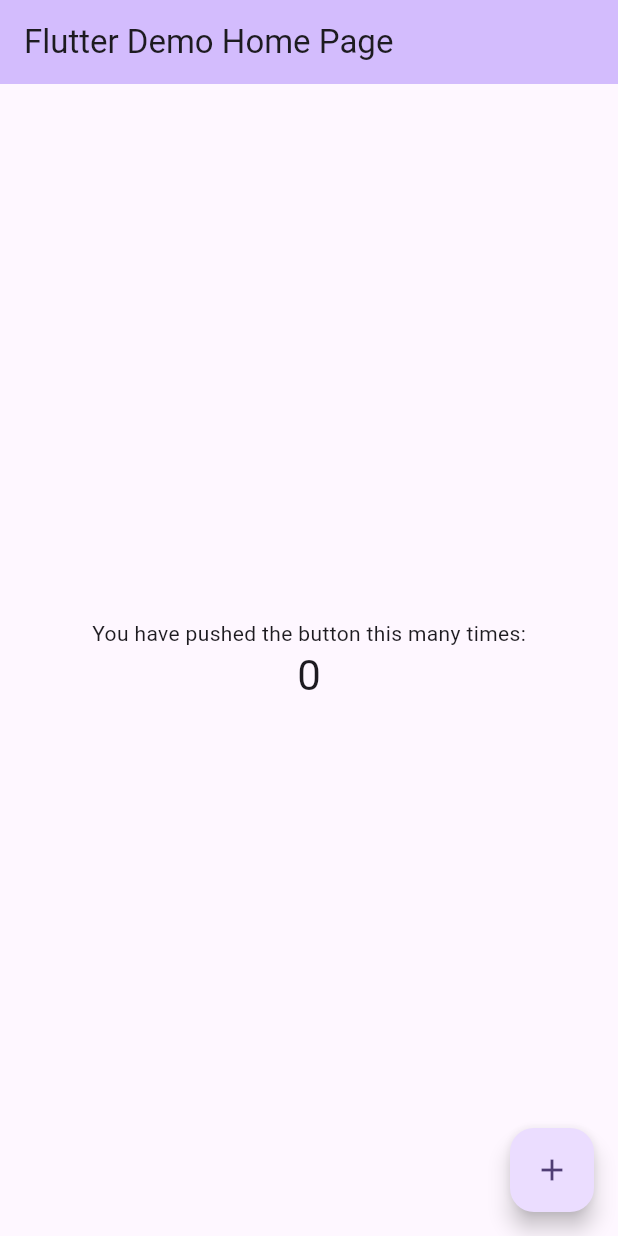
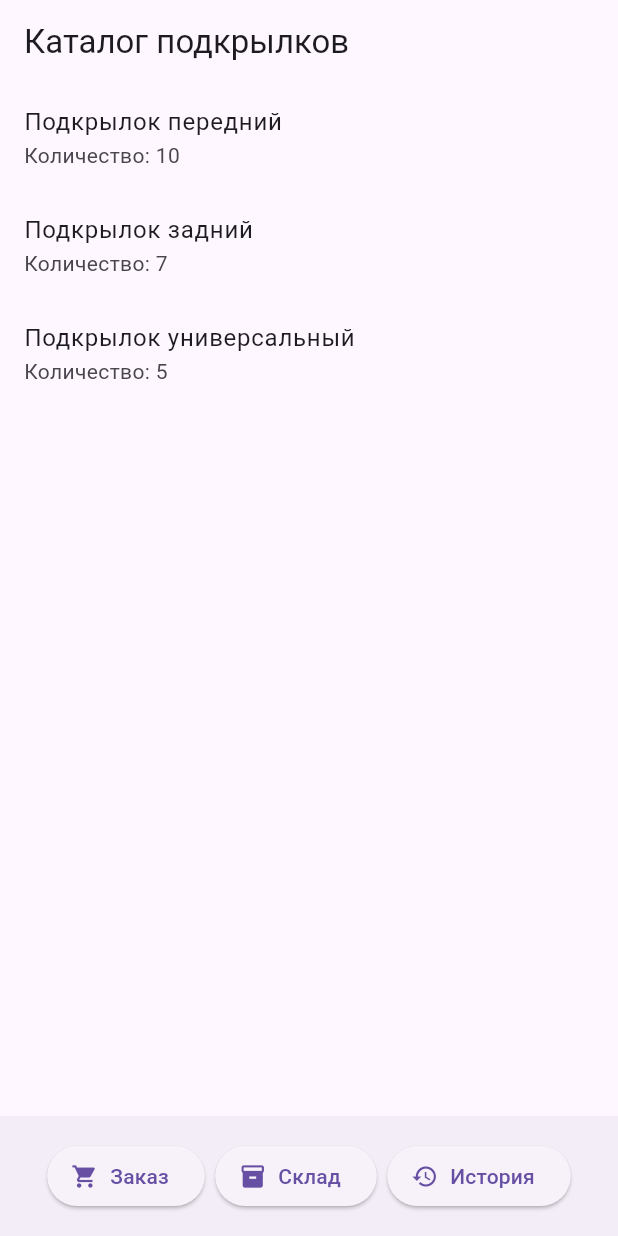
Before and after one commit to Rarmash/RKMP_Prac6, a Flutter app: the screen it shows after launch, on a phone screen of 412 x 824 dp. Run offline on Flutter 3.47's test engine with Material 3 defaults, Android fonts, the phone set to English and light mode, and no system bars.

Commit message:
Состояние практики 5

```diff
--- /dev/null
+++ b/lib/features/winglets/models/product.dart
@@ -0,0 +1,20 @@
+class Product {
+  final int id;
+  String name;
+  int quantity;
+
+  Product({
+    required this.id,
+    required this.name,
+    required this.quantity,
+  });
+
+  Map<String, dynamic> toMap() =>
+      {'id': id, 'name': name, 'quantity': quantity};
+
+  static Product fromMap(Map<String, dynamic> map) => Product(
+    id: map['id'],
+    name: map['name'],
+    quantity: map['quantity'],
+  );
+}
--- /dev/null
+++ b/lib/features/winglets/screens/product_list_screen.dart
@@ -0,0 +1,78 @@
+import 'package:flutter/material.dart';
+import '../services/data_service.dart';
+import '../widgets/product_tile.dart';
+import 'order_screen.dart';
+import 'stock_manage_screen.dart';
+import 'history_screen.dart';
+
+class ProductListScreen extends StatefulWidget {
+  const ProductListScreen({super.key});
+
+  @override
+  State<ProductListScreen> createState() => _ProductListScreenState();
+}
+
+class _ProductListScreenState extends State<ProductListScreen> {
+  final DataService _data = DataService();
+
+  void _refresh() => setState(() {});
+
+  @override
+  Widget build(BuildContext context) {
+    return Scaffold(
+      appBar: AppBar(title: const Text('Каталог подкрылков')),
+      body: ListView.builder(
+        itemCount: _data.products.length,
+        itemBuilder: (context, index) {
+          return ProductTile(product: _data.products[index]);
+        },
+      ),
+      bottomNavigationBar: BottomAppBar(
+        child: Padding(
+          padding: const EdgeInsets.symmetric(vertical: 8, horizontal: 12),
+          child: Row(
+            mainAxisAlignment: MainAxisAlignment.spaceAround,
+            children: [
+              ElevatedButton.icon(
+                icon: const Icon(Icons.shopping_cart),
+                label: const Text('Заказ'),
+                onPressed: () {
+                  Navigator.push(
+                    context,
+                    MaterialPageRoute(
+                      builder: (_) => OrderScreen(dataService: _data),
+                    ),
+                  ).then((_) => _refresh());
+                },
+              ),
+              ElevatedButton.icon(
+                icon: const Icon(Icons.inventory),
+                label: const Text('Склад'),
+                onPressed: () {
+                  Navigator.push(
+                    context,
+                    MaterialPageRoute(
+                      builder: (_) => StockManageScreen(dataService: _data),
+                    ),
+                  ).then((_) => _refresh());
+                },
+              ),
+              ElevatedButton.icon(
+                icon: const Icon(Icons.history),
+                label: const Text('История'),
+                onPressed: () {
+                  Navigator.push(
+                    context,
+                    MaterialPageRoute(
+                      builder: (_) => HistoryScreen(dataService: _data),
+                    ),
+                  );
+                },
+              ),
+            ],
+          ),
+        ),
+      ),
+    );
+  }
+}
--- /dev/null
+++ b/lib/features/winglets/widgets/product_tile.dart
@@ -0,0 +1,16 @@
+import 'package:flutter/material.dart';
+import '../models/product.dart';
+
+class ProductTile extends StatelessWidget {
+  final Product product;
+
+  const ProductTile({super.key, required this.product});
+
+  @override
+  Widget build(BuildContext context) {
+    return ListTile(
+      title: Text(product.name),
+      subtitle: Text('Количество: ${product.quantity}'),
+    );
+  }
+}
--- a/lib/main.dart
+++ b/lib/main.dart
@@ -1,4 +1,5 @@
 import 'package:flutter/material.dart';
+import 'features/winglets/screens/product_list_screen.dart';
 
 void main() {
   runApp(const MyApp());
@@ -7,116 +8,13 @@ void main() {
 class MyApp extends StatelessWidget {
   const MyApp({super.key});
 
-  // This widget is the root of your application.
   @override
   Widget build(BuildContext context) {
     return MaterialApp(
-      title: 'Flutter Demo',
-      theme: ThemeData(
-        // This is the theme of your application.
-        //
-        // TRY THIS: Try running your application with "flutter run". You'll see
-        // the application has a purple toolbar. Then, without quitting the app,
-        // try changing the seedColor in the colorScheme below to Colors.green
-        // and then invoke "hot reload" (save your changes or press the "hot
-        // reload" button in a Flutter-supported IDE, or press "r" if you used
-        // the command line to start the app).
-        //
-        // Notice that the counter didn't reset back to zero; the application
-        // state is not lost during the reload. To reset the state, use hot
-        // restart instead.
-        //
-        // This works for code too, not just values: Most code changes can be
-        // tested with just a hot reload.
-        colorScheme: ColorScheme.fromSeed(seedColor: Colors.deepPurple),
-      ),
-      home: const MyHomePage(title: 'Flutter Demo Home Page'),
+      title: 'prac5',
+      debugShowCheckedModeBanner: false,
+      theme: ThemeData(primarySwatch: Colors.blue),
+      home: const ProductListScreen(),
     );
   }
 }
-
-class MyHomePage extends StatefulWidget {
-  const MyHomePage({super.key, required this.title});
-
-  // This widget is the home page of your application. It is stateful, meaning
-  // that it has a State object (defined below) that contains fields that affect
-  // how it looks.
-
-  // This class is the configuration for the state. It holds the values (in this
-  // case the title) provided by the parent (in this case the App widget) and
-  // used by the build method of the State. Fields in a Widget subclass are
-  // always marked "final".
-
-  final String title;
-
-  @override
-  State<MyHomePage> createState() => _MyHomePageState();
-}
-
-class _MyHomePageState extends State<MyHomePage> {
-  int _counter = 0;
-
-  void _incrementCounter() {
-    setState(() {
-      // This call to setState tells the Flutter framework that something has
-      // changed in this State, which causes it to rerun the build method below
-      // so that the display can reflect the updated values. If we changed
-      // _counter without calling setState(), then the build method would not be
-      // called again, and so nothing would appear to happen.
-      _counter++;
-    });
-  }
-
-  @override
-  Widget build(BuildContext context) {
-    // This method is rerun every time setState is called, for instance as done
-    // by the _incrementCounter method above.
-    //
-    // The Flutter framework has been optimized to make rerunning build methods
-    // fast, so that you can just rebuild anything that needs updating rather
-    // than having to individually change instances of widgets.
-    return Scaffold(
-      appBar: AppBar(
-        // TRY THIS: Try changing the color here to a specific color (to
-        // Colors.amber, perhaps?) and trigger a hot reload to see the AppBar
-        // change color while the other colors stay the same.
-        backgroundColor: Theme.of(context).colorScheme.inversePrimary,
-        // Here we take the value from the MyHomePage object that was created by
-        // the App.build method, and use it to set our appbar title.
-        title: Text(widget.title),
-      ),
-      body: Center(
-        // Center is a layout widget. It takes a single child and positions it
-        // in the middle of the parent.
-        child: Column(
-          // Column is also a layout widget. It takes a list of children and
-          // arranges them vertically. By default, it sizes itself to fit its
-          // children horizontally, and tries to be as tall as its parent.
-          //
-          // Column has various properties to control how it sizes itself and
-          // how it positions its children. Here we use mainAxisAlignment to
-          // center the children vertically; the main axis here is the vertical
-          // axis because Columns are vertical (the cross axis would be
-          // horizontal).
-          //
-          // TRY THIS: Invoke "debug painting" (choose the "Toggle Debug Paint"
-          // action in the IDE, or press "p" in the console), to see the
-          // wireframe for each widget.
-          mainAxisAlignment: MainAxisAlignment.center,
-          children: <Widget>[
-            const Text('You have pushed the button this many times:'),
-            Text(
-              '$_counter',
-              style: Theme.of(context).textTheme.headlineMedium,
-            ),
-          ],
-        ),
-      ),
-      floatingActionButton: FloatingActionButton(
-        onPressed: _incrementCounter,
-        tooltip: 'Increment',
-        child: const Icon(Icons.add),
-      ), // This trailing comma makes auto-formatting nicer for build methods.
-    );
-  }
-}
--- /dev/null
+++ b/lib/utils/format_utils.dart
@@ -0,0 +1,3 @@
+String formatDate(DateTime date) {
+  return "${date.day.toString().padLeft(2, '0')}.${date.month.toString().padLeft(2, '0')}.${date.year}";
+}
```
Also changed, not shown: lib/features/winglets/screens/cart_screen.dart (added, +59 -0 lines), lib/features/winglets/screens/history_screen.dart (added, +32 -0 lines), lib/features/winglets/screens/order_screen.dart (added, +100 -0 lines), lib/features/winglets/screens/stock_manage_screen.dart (added, +97 -0 lines), lib/features/winglets/services/data_service.dart (added, +55 -0 lines).
